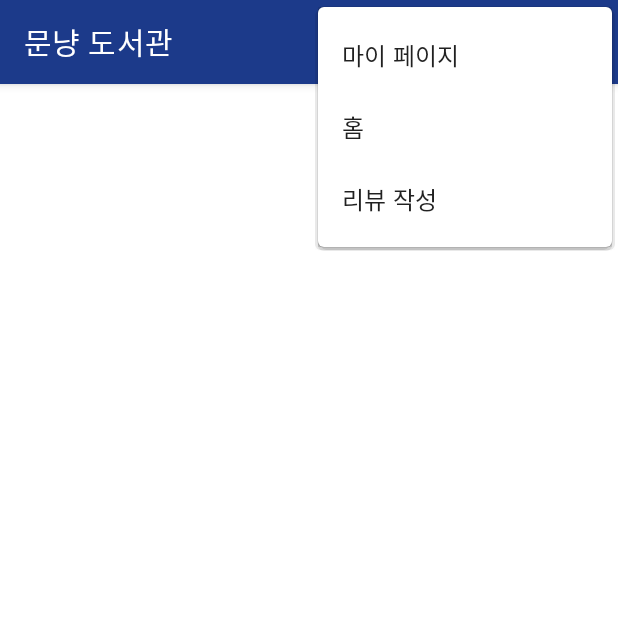
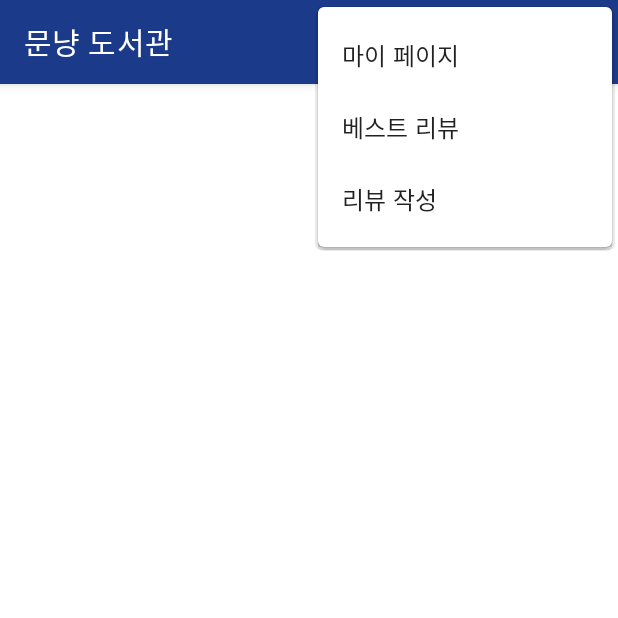
Before and after one commit to Heeyun0724/GURU, an Android app: the Second_Activity screen opened directly, with no data from a screen before it, with the options menu open, on a phone screen of 412 x 824 dp, the top half of it. Run offline under Robolectric (Android 15) with nearby library versions, the phone set to English and light mode, and no system bars; 3 statements that could not run were skipped.

Commit message:
디자인 수정

```diff
--- a/app/src/main/res/menu/option_menu.xml
+++ b/app/src/main/res/menu/option_menu.xml
@@ -9,7 +9,7 @@
 
     <item
         android:id="@+id/myHomeItem"
-        android:title="홈"
+        android:title="베스트 리뷰"
         android:icon="@drawable/ic_baseline_home_24"/>
 
     <item
```
